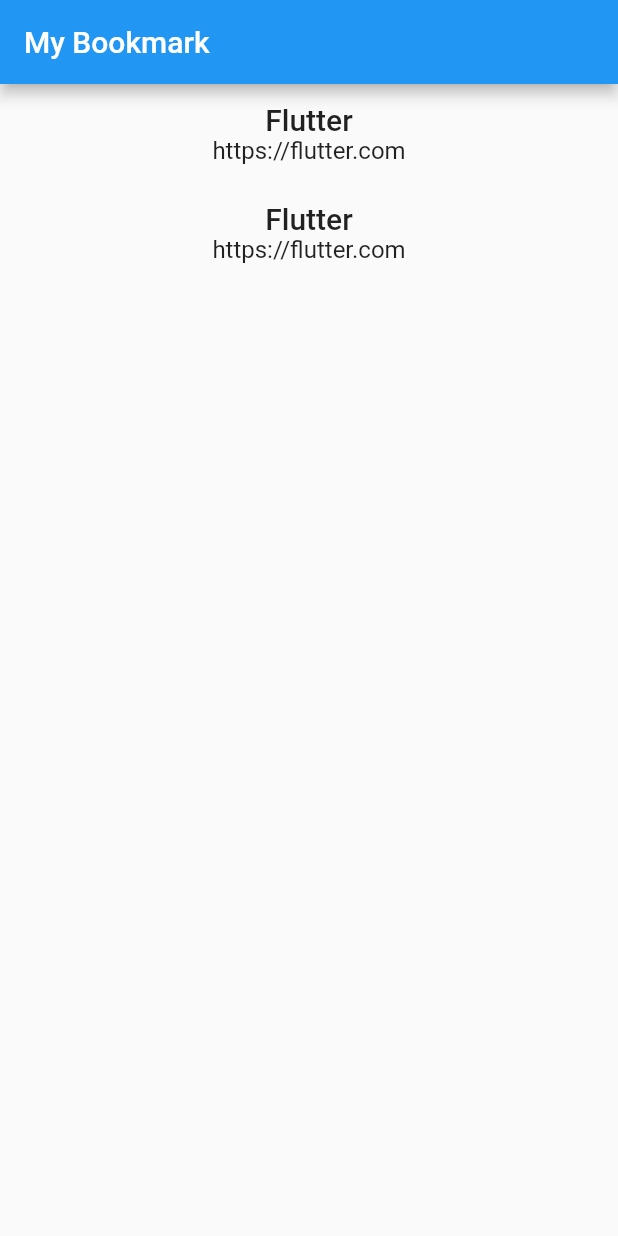
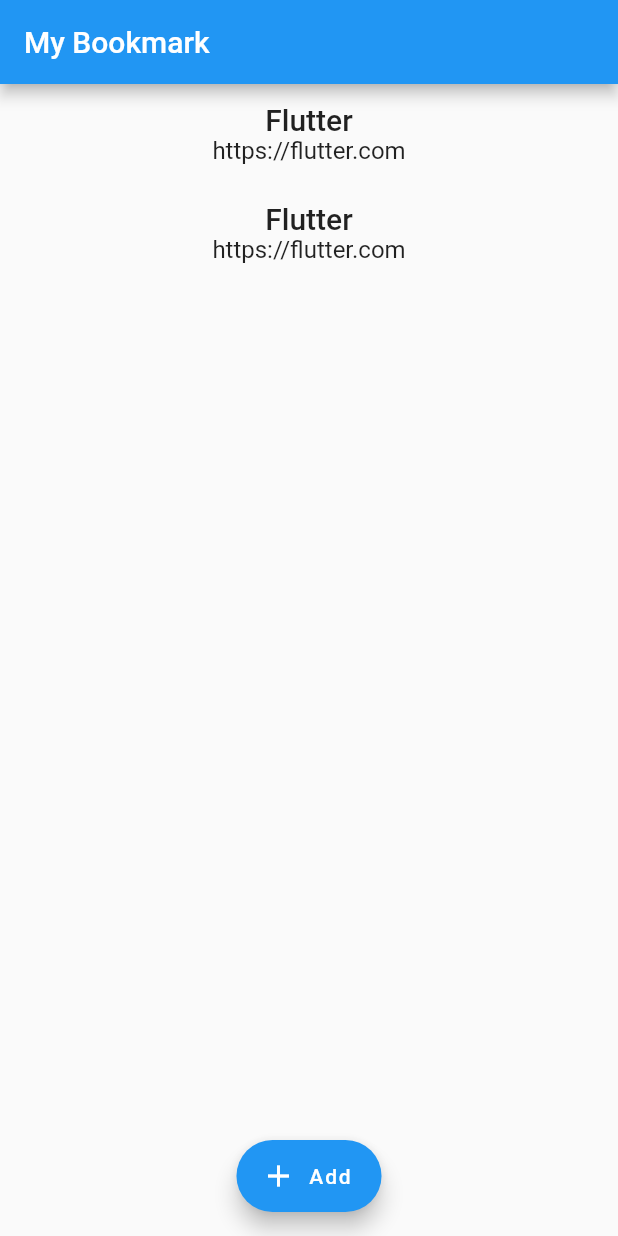
Before and after one commit to ayilmaz4646/caster, a Flutter app: the screen it shows after launch, on a phone screen of 412 x 824 dp. Run offline on Flutter 3.47's test engine with Material 2 defaults, Android fonts, the phone set to English and light mode, and no system bars.

Commit message:
created add bookmark page

```diff
--- a/lib/page/bookmarks_page.dart
+++ b/lib/page/bookmarks_page.dart
@@ -1,7 +1,7 @@
-
+import 'package:caster/page/add_bookmark_page.dart';
+import 'package:flutter/material.dart';
 import 'package:caster/model/bookmark.dart';
 import 'package:caster/widget/bookmarks_list_widget.dart';
-import 'package:flutter/material.dart';
 
 // ignore: must_be_immutable
 class BookmarksPage extends StatelessWidget {
@@ -17,6 +17,16 @@ class BookmarksPage extends StatelessWidget {
         title: Text("My Bookmark"),
       ),
       body: BookmarksListWidget(bookmarksList),
+      floatingActionButtonLocation: FloatingActionButtonLocation.centerFloat,
+      floatingActionButton: FloatingActionButton.extended(
+        icon: Icon(Icons.add),
+        onPressed: () {
+          Navigator.of(context).push(
+            MaterialPageRoute(builder: (context) => AddBookmarkPage()),
+          );
+        },
+        label: Text("Add"),
+      ),
     );
   }
 }
```
Also changed, not shown: lib/page/add_bookmark_page.dart (added, +12 -0 lines), 1 other file.
